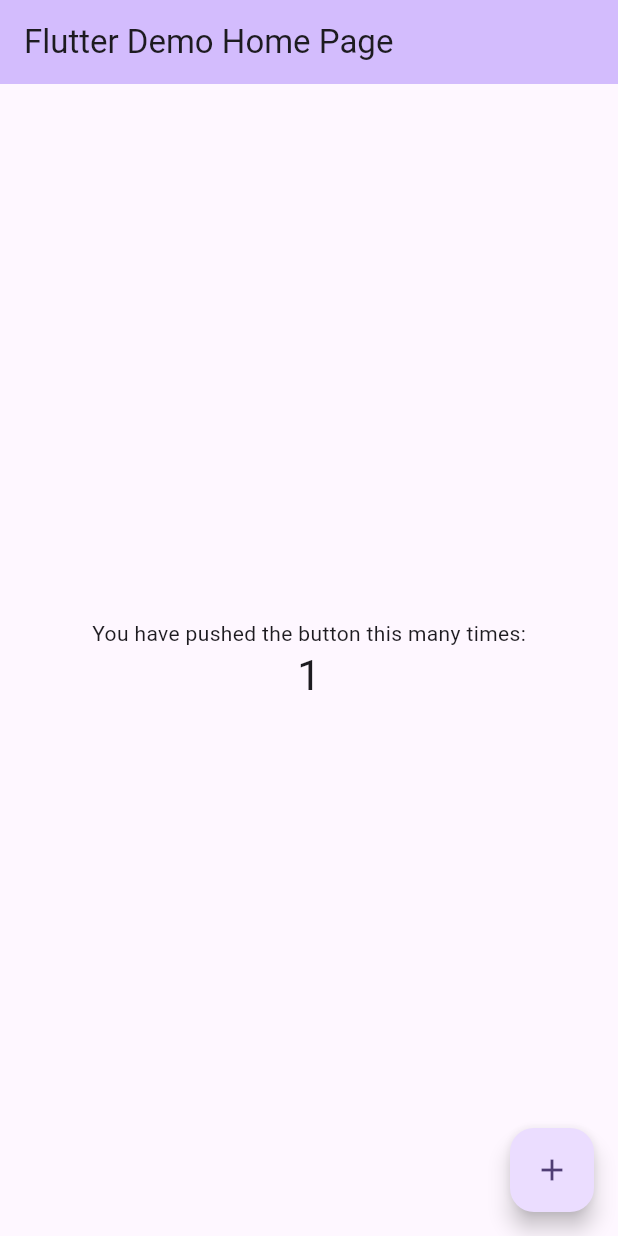
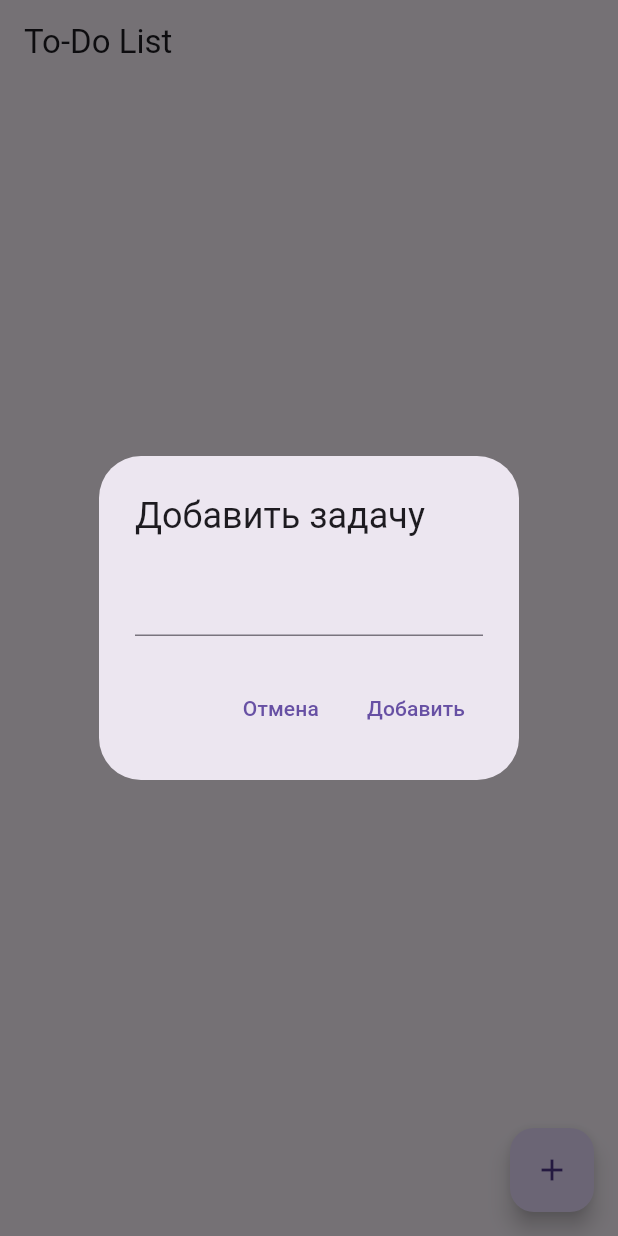
Before and after one commit to NurislamAiu/todo_app_nurs, a Flutter app: the screen it shows after launch, after a tap on the "add" icon, on a phone screen of 412 x 824 dp. Run offline on Flutter 3.47's test engine with Material 3 defaults, Android fonts, the phone set to English and light mode, and no system bars.

Commit message:
was created basic app to do

```diff
--- a/lib/main.dart
+++ b/lib/main.dart
@@ -1,125 +1,16 @@
 import 'package:flutter/material.dart';
+import 'screens/home_screen.dart';
 
 void main() {
-  runApp(const MyApp());
+  runApp(MyApp());
 }
 
 class MyApp extends StatelessWidget {
-  const MyApp({super.key});
-
-  // This widget is the root of your application.
   @override
   Widget build(BuildContext context) {
     return MaterialApp(
-      title: 'Flutter Demo',
-      theme: ThemeData(
-        // This is the theme of your application.
-        //
-        // TRY THIS: Try running your application with "flutter run". You'll see
-        // the application has a purple toolbar. Then, without quitting the app,
-        // try changing the seedColor in the colorScheme below to Colors.green
-        // and then invoke "hot reload" (save your changes or press the "hot
-        // reload" button in a Flutter-supported IDE, or press "r" if you used
-        // the command line to start the app).
-        //
-        // Notice that the counter didn't reset back to zero; the application
-        // state is not lost during the reload. To reset the state, use hot
-        // restart instead.
-        //
-        // This works for code too, not just values: Most code changes can be
-        // tested with just a hot reload.
-        colorScheme: ColorScheme.fromSeed(seedColor: Colors.deepPurple),
-        useMaterial3: true,
-      ),
-      home: const MyHomePage(title: 'Flutter Demo Home Page'),
+      debugShowCheckedModeBanner: false,
+      home: HomeScreen(),
     );
   }
 }
-
-class MyHomePage extends StatefulWidget {
-  const MyHomePage({super.key, required this.title});
-
-  // This widget is the home page of your application. It is stateful, meaning
-  // that it has a State object (defined below) that contains fields that affect
-  // how it looks.
-
-  // This class is the configuration for the state. It holds the values (in this
-  // case the title) provided by the parent (in this case the App widget) and
-  // used by the build method of the State. Fields in a Widget subclass are
-  // always marked "final".
-
-  final String title;
-
-  @override
-  State<MyHomePage> createState() => _MyHomePageState();
-}
-
-class _MyHomePageState extends State<MyHomePage> {
-  int _counter = 0;
-
-  void _incrementCounter() {
-    setState(() {
-      // This call to setState tells the Flutter framework that something has
-      // changed in this State, which causes it to rerun the build method below
-      // so that the display can reflect the updated values. If we changed
-      // _counter without calling setState(), then the build method would not be
-      // called again, and so nothing would appear to happen.
-      _counter++;
-    });
-  }
-
-  @override
-  Widget build(BuildContext context) {
-    // This method is rerun every time setState is called, for instance as done
-    // by the _incrementCounter method above.
-    //
-    // The Flutter framework has been optimized to make rerunning build methods
-    // fast, so that you can just rebuild anything that needs updating rather
-    // than having to individually change instances of widgets.
-    return Scaffold(
-      appBar: AppBar(
-        // TRY THIS: Try changing the color here to a specific color (to
-        // Colors.amber, perhaps?) and trigger a hot reload to see the AppBar
-        // change color while the other colors stay the same.
-        backgroundColor: Theme.of(context).colorScheme.inversePrimary,
-        // Here we take the value from the MyHomePage object that was created by
-        // the App.build method, and use it to set our appbar title.
-        title: Text(widget.title),
-      ),
-      body: Center(
-        // Center is a layout widget. It takes a single child and positions it
-        // in the middle of the parent.
-        child: Column(
-          // Column is also a layout widget. It takes a list of children and
-          // arranges them vertically. By default, it sizes itself to fit its
-          // children horizontally, and tries to be as tall as its parent.
-          //
-          // Column has various properties to control how it sizes itself and
-          // how it positions its children. Here we use mainAxisAlignment to
-          // center the children vertically; the main axis here is the vertical
-          // axis because Columns are vertical (the cross axis would be
-          // horizontal).
-          //
-          // TRY THIS: Invoke "debug painting" (choose the "Toggle Debug Paint"
-          // action in the IDE, or press "p" in the console), to see the
-          // wireframe for each widget.
-          mainAxisAlignment: MainAxisAlignment.center,
-          children: <Widget>[
-            const Text(
-              'You have pushed the button this many times:',
-            ),
-            Text(
-              '$_counter',
-              style: Theme.of(context).textTheme.headlineMedium,
-            ),
-          ],
-        ),
-      ),
-      floatingActionButton: FloatingActionButton(
-        onPressed: _incrementCounter,
-        tooltip: 'Increment',
-        child: const Icon(Icons.add),
-      ), // This trailing comma makes auto-formatting nicer for build methods.
-    );
-  }
-}
--- /dev/null
+++ b/lib/models/task.dart
@@ -0,0 +1,10 @@
+class Task {
+  String title;
+  bool isDone;
+
+  Task({required this.title, this.isDone = false});
+
+  void toggleDone() {
+    isDone = !isDone;
+  }
+}
--- /dev/null
+++ b/lib/screens/home_screen.dart
@@ -0,0 +1,83 @@
+import 'package:flutter/material.dart';
+import '../models/task.dart';
+import '../widgets/task_tile.dart';
+
+class HomeScreen extends StatefulWidget {
+  @override
+  _HomeScreenState createState() => _HomeScreenState();
+}
+
+class _HomeScreenState extends State<HomeScreen> {
+  List<Task> tasks = [];
+
+  void addTask(String taskTitle) {
+    setState(() {
+      tasks.add(Task(title: taskTitle));
+    });
+  }
+
+  void toggleTask(int index) {
+    setState(() {
+      tasks[index].toggleDone();
+    });
+  }
+
+  void deleteTask(int index) {
+    setState(() {
+      tasks.removeAt(index);
+    });
+  }
+
+  @override
+  Widget build(BuildContext context) {
+    return Scaffold(
+      appBar: AppBar(title: Text('To-Do List')),
+      body: ListView.builder(
+        itemCount: tasks.length,
+        itemBuilder: (context, index) {
+          return TaskTile(
+            task: tasks[index],
+            onToggle: () => toggleTask(index),
+            onDelete: () => deleteTask(index),
+          );
+        },
+      ),
+      floatingActionButton: FloatingActionButton(
+        onPressed: () {
+          showDialog(
+            context: context,
+            builder: (context) {
+              String newTaskTitle = '';
+              return AlertDialog(
+                title: Text('Добавить задачу'),
+                content: TextField(
+                  onChanged: (value) {
+                    newTaskTitle = value;
+                  },
+                ),
+                actions: [
+                  TextButton(
+                    onPressed: () {
+                      Navigator.pop(context);
+                    },
+                    child: Text('Отмена'),
+                  ),
+                  TextButton(
+                    onPressed: () {
+                      if (newTaskTitle.isNotEmpty) {
+                        addTask(newTaskTitle);
+                      }
+                      Navigator.pop(context);
+                    },
+                    child: Text('Добавить'),
+                  ),
+                ],
+              );
+            },
+          );
+        },
+        child: Icon(Icons.add),
+      ),
+    );
+  }
+}
```
Also changed, not shown: lib/widgets/task_tile.dart (added, +30 -0 lines), pubspec.yaml (+9 -8 lines), pubspec.lock, 2 other files.
